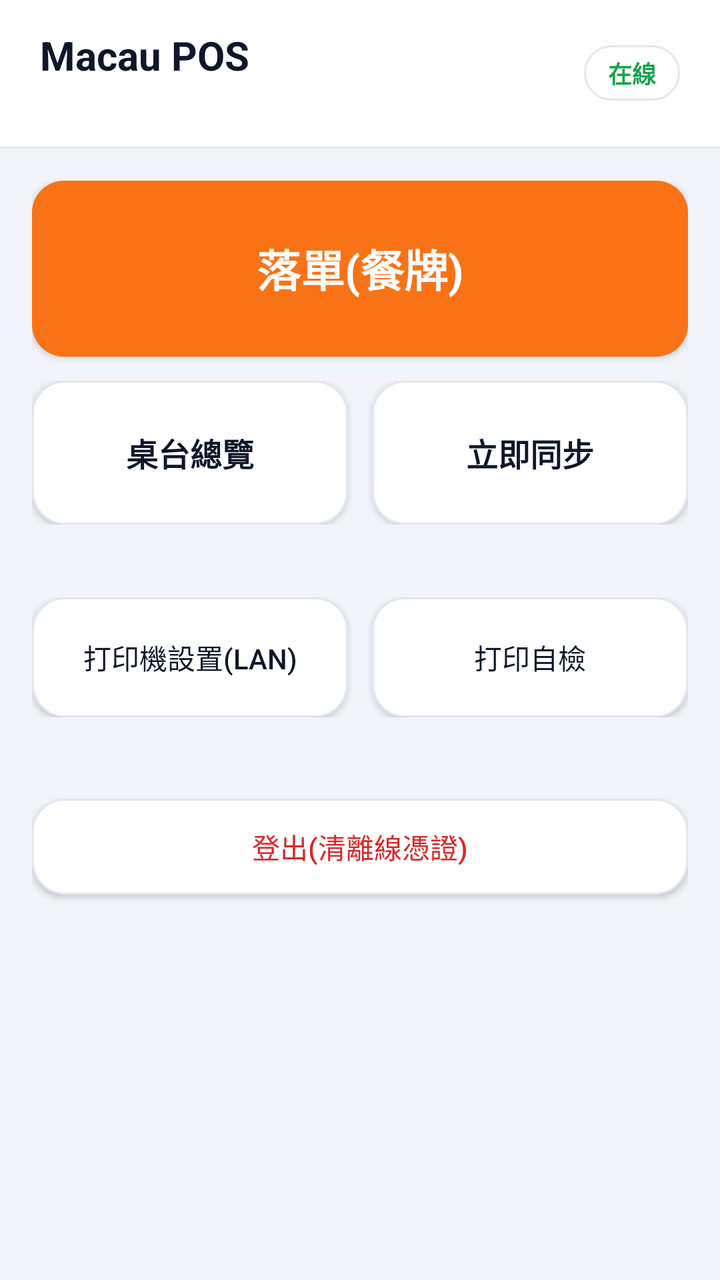
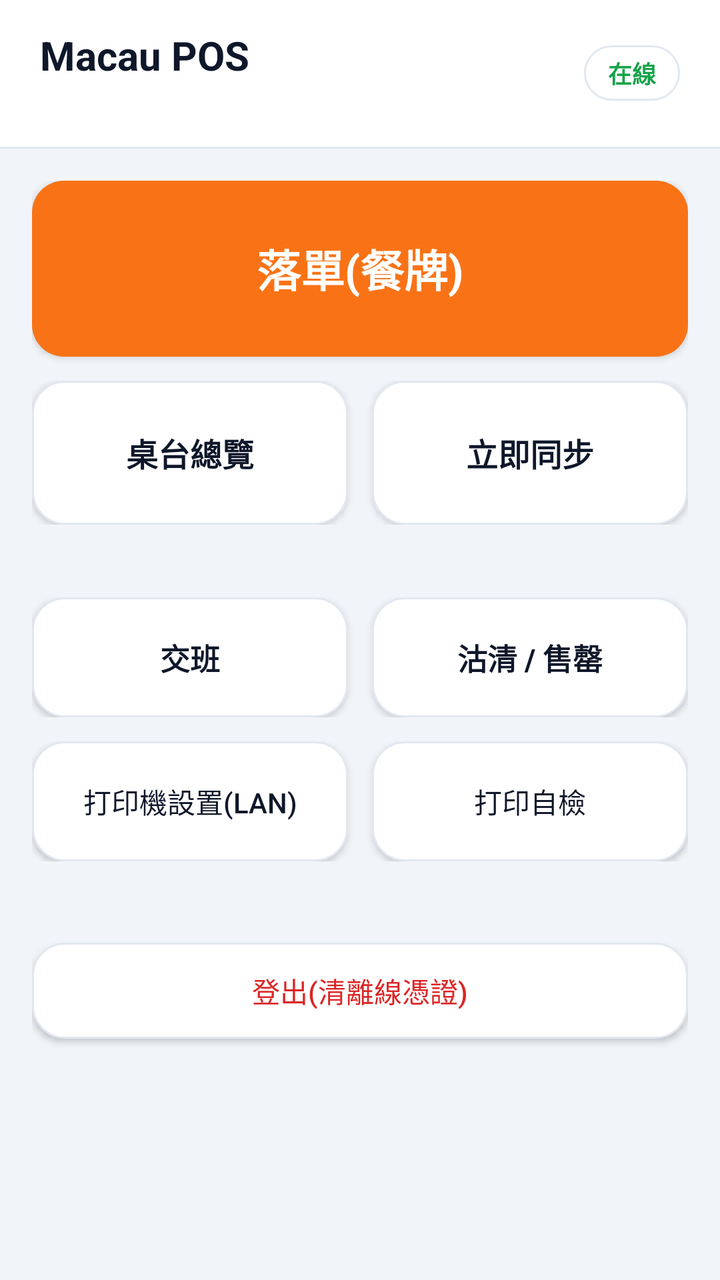

The first picture is an Android layout as it rendered before a commit; the second is the same layout after the commit. The layout source and the unified diff follow.
<!-- AndroidManifest.xml: application theme Theme.MacauposNative -->
<!-- res/layout/activity_home.xml -->
<?xml version="1.0" encoding="utf-8"?>
<LinearLayout xmlns:android="http://schemas.android.com/apk/res/android"
    android:layout_width="match_parent"
    android:layout_height="match_parent"
    android:orientation="vertical"
    android:background="@color/bg_screen">

    
    <LinearLayout
        android:layout_width="match_parent"
        android:layout_height="wrap_content"
        android:orientation="horizontal"
        android:gravity="center_vertical"
        android:background="@color/card"
        android:paddingHorizontal="20dp"
        android:paddingVertical="14dp">

        <LinearLayout
            android:layout_width="0dp"
            android:layout_height="wrap_content"
            android:layout_weight="1"
            android:orientation="vertical">

            <TextView
                android:id="@+id/txtStoreName"
                android:layout_width="wrap_content"
                android:layout_height="wrap_content"
                android:text="@string/home_title"
                android:textColor="@color/text_primary"
                android:textSize="20sp"
                android:textStyle="bold" />

            <TextView
                android:id="@+id/txtMeta"
                android:layout_width="wrap_content"
                android:layout_height="wrap_content"
                android:layout_marginTop="2dp"
                android:textColor="@color/text_secondary"
                android:textSize="12sp" />
        </LinearLayout>

        <TextView
            android:id="@+id/txtOffline"
            android:layout_width="wrap_content"
            android:layout_height="wrap_content"
            android:background="@drawable/bg_btn_outline"
            android:paddingHorizontal="12dp"
            android:paddingVertical="5dp"
            android:text="在線"
            android:textColor="@color/ok_green"
            android:textSize="12sp"
            android:textStyle="bold" />
    </LinearLayout>

    <View
        android:layout_width="match_parent"
        android:layout_height="1dp"
        android:background="@color/card_border" />

    
    <ScrollView
        android:layout_width="match_parent"
        android:layout_height="0dp"
        android:layout_weight="1"
        android:fillViewport="true">

        <LinearLayout
            android:layout_width="match_parent"
            android:layout_height="wrap_content"
            android:orientation="vertical"
            android:padding="16dp">

            
            <Button
                android:id="@+id/btnOrder"
                android:layout_width="match_parent"
                android:layout_height="88dp"
                android:background="@drawable/bg_btn_accent"
                android:text="落單(餐牌)"
                android:textColor="@color/card"
                android:textSize="22sp"
                android:textStyle="bold" />

            <LinearLayout
                android:layout_width="match_parent"
                android:layout_height="wrap_content"
                android:layout_marginTop="12dp"
                android:orientation="horizontal">

                <Button
                    android:id="@+id/btnTables"
                    android:layout_width="0dp"
                    android:layout_height="72dp"
                    android:layout_weight="1"
                    android:background="@drawable/bg_btn_outline"
                    android:text="桌台總覽"
                    android:textColor="@color/text_primary"
                    android:textSize="16sp"
                    android:textStyle="bold" />

                <Button
                    android:id="@+id/btnSync"
                    android:layout_width="0dp"
                    android:layout_height="72dp"
                    android:layout_marginStart="12dp"
                    android:layout_weight="1"
                    android:background="@drawable/bg_btn_outline"
                    android:text="立即同步"
                    android:textColor="@color/text_primary"
                    android:textSize="16sp"
                    android:textStyle="bold" />
            </LinearLayout>

            <TextView
                android:id="@+id/txtSyncState"
                android:layout_width="match_parent"
                android:layout_height="wrap_content"
                android:layout_marginTop="8dp"
                android:gravity="center"
                android:textColor="@color/text_secondary"
                android:textSize="12sp" />

            <LinearLayout
                android:layout_width="match_parent"
                android:layout_height="wrap_content"
                android:layout_marginTop="12dp"
                android:orientation="horizontal">

                <Button
                    android:id="@+id/btnPrinter"
                    android:layout_width="0dp"
                    android:layout_height="60dp"
                    android:layout_weight="1"
                    android:background="@drawable/bg_btn_outline"
                    android:text="打印機設置(LAN)"
                    android:textColor="@color/text_primary"
                    android:textSize="14sp" />

                <Button
                    android:id="@+id/btnSelfTest"
                    android:layout_width="0dp"
                    android:layout_height="60dp"
                    android:layout_marginStart="12dp"
                    android:layout_weight="1"
                    android:background="@drawable/bg_btn_outline"
                    android:text="打印自檢"
                    android:textColor="@color/text_primary"
                    android:textSize="14sp" />
            </LinearLayout>

            <TextView
                android:id="@+id/txtSelfTest"
                android:layout_width="match_parent"
                android:layout_height="wrap_content"
                android:layout_marginTop="6dp"
                android:fontFamily="monospace"
                android:gravity="center"
                android:textColor="@color/text_faint"
                android:textSize="11sp" />

            <Button
                android:id="@+id/btnLogout"
                android:layout_width="match_parent"
                android:layout_height="48dp"
                android:layout_marginTop="20dp"
                android:background="@drawable/bg_btn_outline"
                android:text="登出(清離線憑證)"
                android:textColor="@color/warn_red"
                android:textSize="14sp" />
        </LinearLayout>
    </ScrollView>
</LinearLayout>
<!-- resources referenced by this layout -->
<resources>
  <color name="bg_screen">#F1F5F9</color>
  <color name="card">#FFFFFF</color>
  <color name="card_border">#E2E8F0</color>
  <color name="ok_green">#16A34A</color>
  <color name="text_faint">#94A3B8</color>
  <color name="text_primary">#0F172A</color>
  <color name="text_secondary">#64748B</color>
  <color name="warn_red">#DC2626</color>
  <!-- drawable bg_btn_accent (drawable) -->
  <?xml version="1.0" encoding="utf-8"?>
  <selector xmlns:android="http://schemas.android.com/apk/res/android">
      <item android:state_pressed="true">
          <shape android:shape="rectangle">
              <solid android:color="@color/accent_deep" />
              <corners android:radius="16dp" />
          </shape>
      </item>
      <item android:state_enabled="false">
          <shape android:shape="rectangle">
              <solid android:color="#E2E8F0" />
              <corners android:radius="16dp" />
          </shape>
      </item>
      <item>
          <shape android:shape="rectangle">
              <solid android:color="@color/accent" />
              <corners android:radius="16dp" />
          </shape>
      </item>
  </selector>
  <!-- drawable bg_btn_outline (drawable) -->
  <?xml version="1.0" encoding="utf-8"?>
  <selector xmlns:android="http://schemas.android.com/apk/res/android">
      <item android:state_pressed="true">
          <shape android:shape="rectangle">
              <solid android:color="@color/chip_bg" />
              <corners android:radius="16dp" />
              <stroke android:width="1dp" android:color="@color/text_faint" />
          </shape>
      </item>
      <item>
          <shape android:shape="rectangle">
              <solid android:color="@color/card" />
              <corners android:radius="16dp" />
              <stroke android:width="1dp" android:color="@color/card_border" />
          </shape>
      </item>
  </selector>
  <string name="home_title">Macau POS</string>
  <style name="Theme.MacauposNative" parent="android:Theme.Material.Light.NoActionBar">
          <item name="android:statusBarColor">#F1F5F9</item>
          <item name="android:navigationBarColor">#FFFFFF</item>
          <item name="android:windowBackground">#F1F5F9</item>
          <item name="android:colorAccent">#F97316</item>
          <item name="android:windowLightStatusBar">true</item>
      </style>
  <color name="accent_deep">#EA580C</color>
  <color name="accent">#F97316</color>
  <color name="chip_bg">#F8FAFC</color>
</resources>

<!-- the commit's change to res/layout/activity_home.xml (unified diff, before → after) -->
@@ -127,6 +127,36 @@
                 android:orientation="horizontal">
 
                 <Button
+                    android:id="@+id/btnShift"
+                    android:layout_width="0dp"
+                    android:layout_height="60dp"
+                    android:layout_weight="1"
+                    android:background="@drawable/bg_btn_outline"
+                    android:text="交班"
+                    android:textColor="@color/text_primary"
+                    android:textSize="15sp"
+                    android:textStyle="bold" />
+
+                <Button
+                    android:id="@+id/btnSoldOut"
+                    android:layout_width="0dp"
+                    android:layout_height="60dp"
+                    android:layout_marginStart="12dp"
+                    android:layout_weight="1"
+                    android:background="@drawable/bg_btn_outline"
+                    android:text="沽清 / 售罄"
+                    android:textColor="@color/text_primary"
+                    android:textSize="15sp"
+                    android:textStyle="bold" />
+            </LinearLayout>
+
+            <LinearLayout
+                android:layout_width="match_parent"
+                android:layout_height="wrap_content"
+                android:layout_marginTop="12dp"
+                android:orientation="horizontal">
+
+                <Button
                     android:id="@+id/btnPrinter"
                     android:layout_width="0dp"
                     android:layout_height="60dp"
